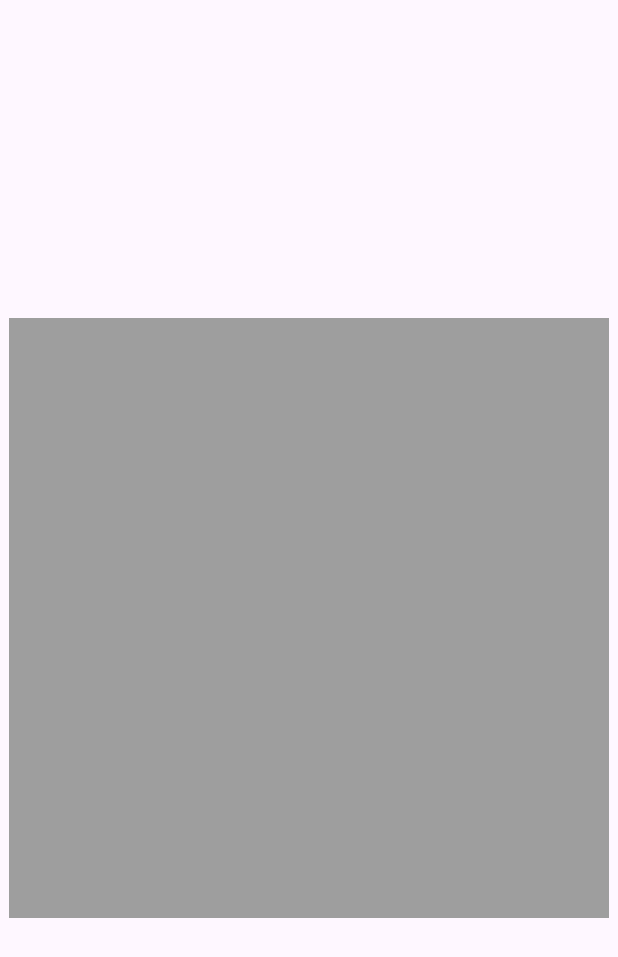
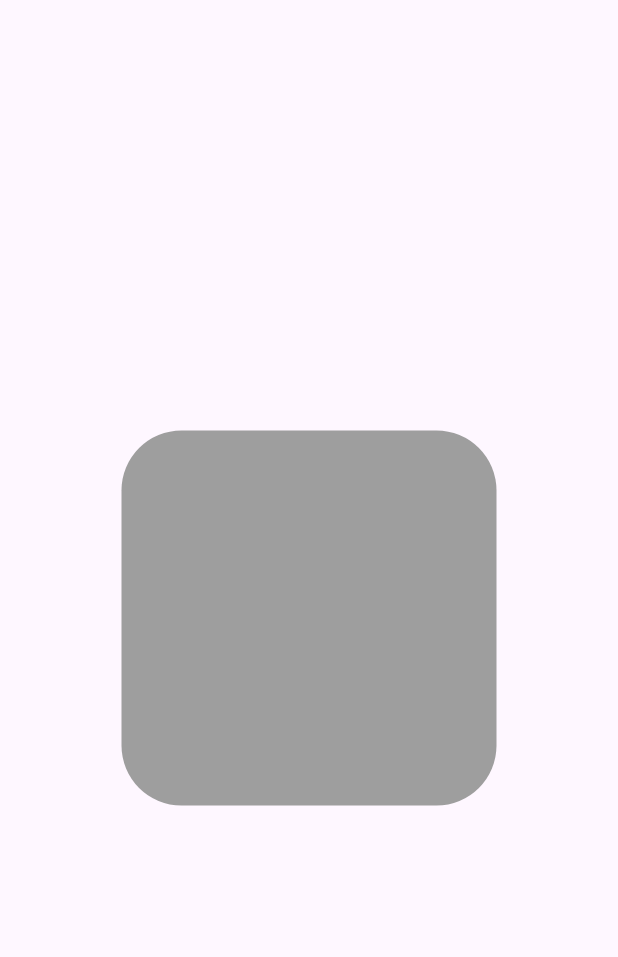
Before and after one commit to ahmedgamaall/Organizer, a Flutter app: the first screen one second after launch, on a phone screen of 412 x 824 dp. Shown: the top 957 px of the screen. Run offline on Flutter 3.47's test engine with Material 2 defaults, Android fonts, the phone set to English and light mode, and no system bars; our stand-ins replace firebase_core; accounts and stored records are empty.

Commit message:
splash screen & home Screen

```diff
--- a/lib/main.dart
+++ b/lib/main.dart
@@ -1,5 +1,6 @@
 import 'package:flutter/material.dart';
 import 'package:firebase_core/firebase_core.dart';
+import 'package:organizer_app/ui/home/home_screen.dart';
 import 'package:organizer_app/ui/splash/splash_screen.dart';
 import 'firebase_options.dart';
 
@@ -19,13 +20,18 @@ class MyApp extends StatelessWidget {
   @override
   Widget build(BuildContext context) {
     return MaterialApp(
-
+     debugShowCheckedModeBanner: false,
       theme: ThemeData(
 
         colorScheme: ColorScheme.fromSeed(seedColor: Colors.deepPurple),
         useMaterial3: true,
       ),
       home: const SplashScreen(),
+
+      routes:
+      {
+        '/home' : (context) => const HomeScreen(),
+      },
     );
   }
 }
--- a/lib/ui/splash/splash_screen.dart
+++ b/lib/ui/splash/splash_screen.dart
@@ -8,11 +8,24 @@ class SplashScreen extends StatefulWidget {
 }
 
 class _SplashScreenState extends State<SplashScreen> {
-
+  double height = 250, width = 250;
   @override
   void initState() {
     super.initState();
+    Future.delayed(const Duration(milliseconds: 2000,), ()
+    {
+      Navigator.of(context).pushNamed('/home');
 
+    });
+    Future.delayed(const Duration(milliseconds: 2000,), ()
+    {
+      setState(() {
+        height = MediaQuery.of(context).size.height;
+        width = MediaQuery.of(context).size.width;
+      });
+
+
+    });
   }
 
 
@@ -20,10 +33,19 @@ class _SplashScreenState extends State<SplashScreen> {
   Widget build(BuildContext context) {
     return Scaffold(
       body: Center(
-        child: Container(
-          height: 400.0,
-          width: 400.0,
-          color: Colors.grey,
+        child: AnimatedContainer(
+          child: Container(
+            height:300.0,
+            width: 300.0,
+            decoration: BoxDecoration(
+              color: Colors.grey,
+              borderRadius: BorderRadius.circular(40),
+            ),
+          ),
+          duration: const Duration(milliseconds: 300,),
+          height: height,
+          width: width,
+
         ) ,
       ),
     );
```
Also changed, not shown: lib/ui/home/home_screen.dart (+14 -1 lines).
